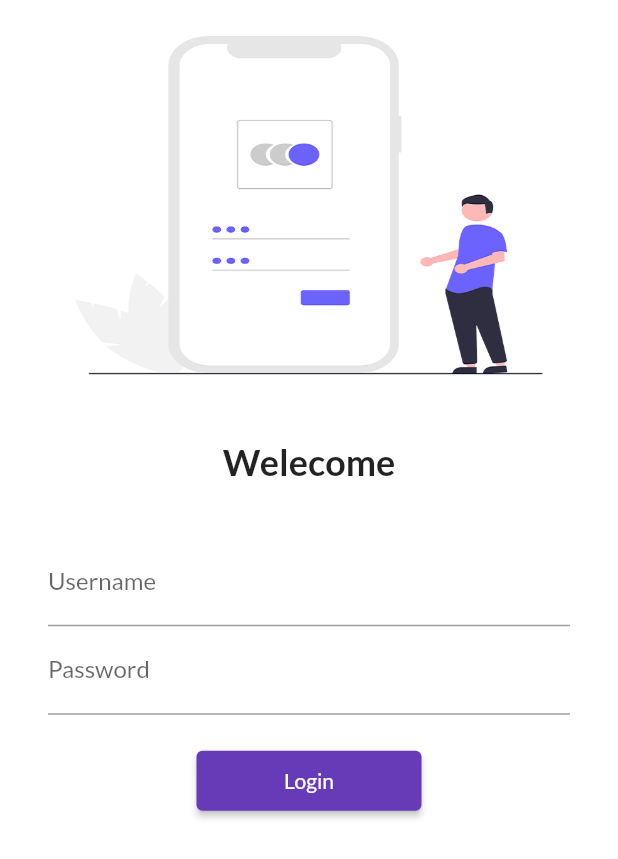
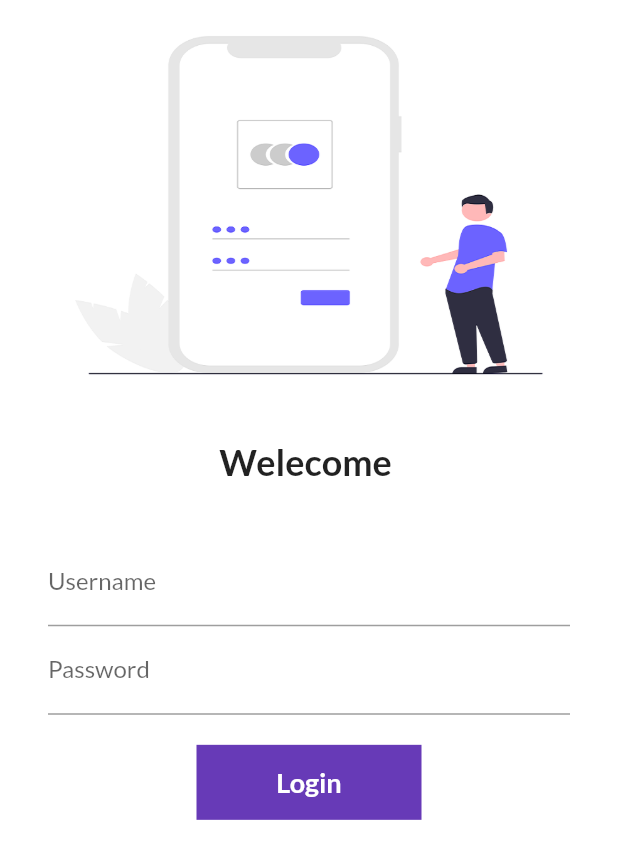
Before and after one commit to nav758/Flutter, a Flutter app: the screen it shows after launch, on a phone screen of 412 x 824 dp. Shown: the top 859 px of the screen. Run offline on Flutter 3.47's test engine with Material 2 defaults, Android fonts, the phone set to English and light mode, and no system bars; our stand-ins replace google_fonts.

Commit message:
DAY6 COMPLETED

```diff
--- a/lib/pages/login_page.dart
+++ b/lib/pages/login_page.dart
@@ -1,8 +1,15 @@
 import 'package:flutter/material.dart';
 import 'package:flutter_application_1/utils/routes.dart';
 
-class LoginPage extends StatelessWidget {
+class LoginPage extends StatefulWidget {
   @override
+  State<LoginPage> createState() => _LoginPageState();
+}
+
+class _LoginPageState extends State<LoginPage> {
+  @override
+  String name = "";
+  bool changeButton = false;
   Widget build(BuildContext context) {
     return Material(
         color: Colors.white,
@@ -18,7 +25,7 @@ class LoginPage extends StatelessWidget {
                 height: 20.0,
               ),
               Text(
-                "Welecome",
+                "Welecome $name",
                 style: TextStyle(
                   fontSize: 24,
                   fontWeight: FontWeight.bold,
@@ -37,6 +44,10 @@ class LoginPage extends StatelessWidget {
                         hintText: "Enter Username",
                         labelText: "Username",
                       ),
+                      onChanged: (value) {
+                        name = value;
+                        setState(() {});
+                      },
                     ),
                     TextFormField(
                       obscureText: true,
@@ -48,13 +59,49 @@ class LoginPage extends StatelessWidget {
                     SizedBox(
                       height: 20.0,
                     ),
-                    ElevatedButton(
-                      child: Text("Login"),
-                      style: TextButton.styleFrom(minimumSize: Size(150, 40)),
-                      onPressed: () {
+
+                    InkWell(
+                      onTap: () async {
+                        setState(() {
+                          changeButton = true;
+                        });
+                        await Future.delayed(Duration(seconds: 1));
                         Navigator.pushNamed(context, MyRoutes.homeRoute);
                       },
+                      child: AnimatedContainer(
+                        duration: Duration(seconds: 1),
+                        width: changeButton ? 50 : 150,
+                        height: 50,
+                        //color: Colors.deepPurple,
+                        alignment: Alignment.center,
+                        child: changeButton
+                            ? Icon(
+                                Icons.done,
+                                color: Colors.white,
+                              )
+                            : Text(
+                                "Login",
+                                style: TextStyle(
+                                    color: Colors.white,
+                                    fontWeight: FontWeight.bold,
+                                    fontSize: 18),
+                              ),
+                        decoration: BoxDecoration(
+                          color: Colors.deepPurple,
+                          shape: changeButton
+                              ? BoxShape.circle
+                              : BoxShape.rectangle,
+                          //borderRadius: BorderRadius.circular(8)
+                        ),
+                      ),
                     ),
+                    // ElevatedButton(
+                    //   child: Text("Login"),
+                    //   style: TextButton.styleFrom(minimumSize: Size(150, 40)),
+                    //   onPressed: () {
+                    //     Navigator.pushNamed(context, MyRoutes.homeRoute);
+                    //   },
+                    // ),
                   ],
                 ),
               ),
```
